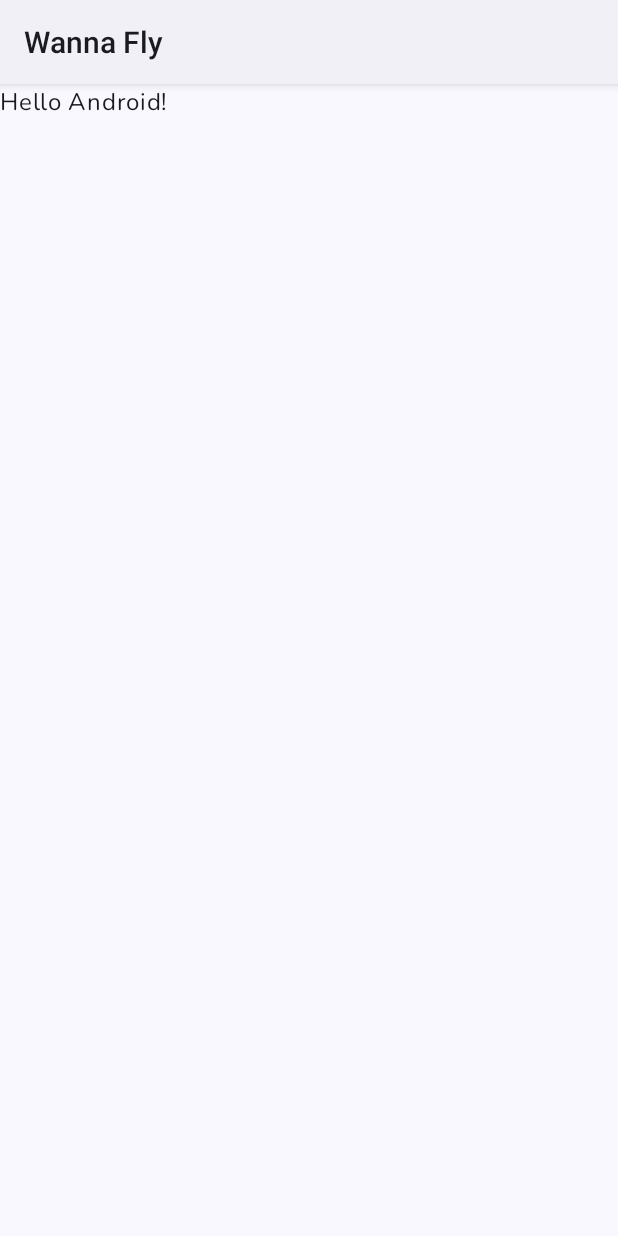
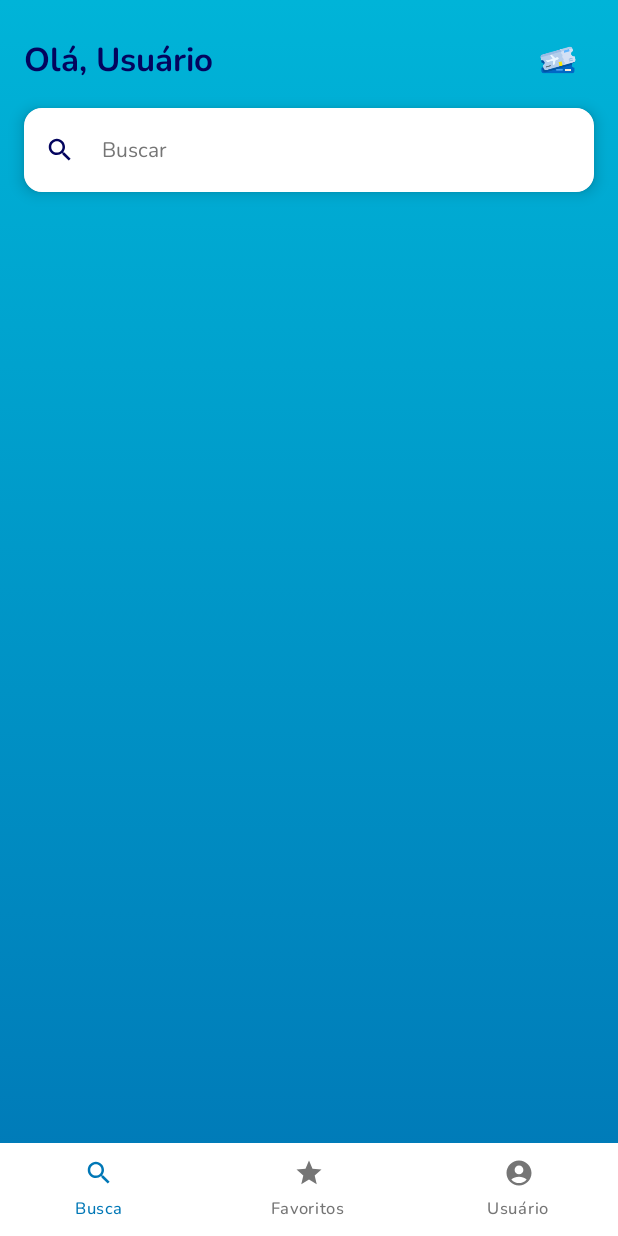
Before and after one commit to eryck/wannafly, an Android app built with Jetpack Compose: the screen it shows after launch (MainActivity), on a phone screen of 412 x 824 dp. Run offline under Robolectric (Android 15) with nearby library versions, the phone set to English and light mode, and no system bars.

Commit message:
[ADD] Home and Navigation

```diff
--- a/app/build.gradle.kts
+++ b/app/build.gradle.kts
@@ -2,6 +2,7 @@ plugins {
     alias(libs.plugins.android.application)
     alias(libs.plugins.jetbrains.kotlin.android)
     alias(libs.plugins.compose.compiler)
+    alias(libs.plugins.gsm.google.services)
 }
 
 android {
@@ -68,4 +69,6 @@ dependencies {
     debugImplementation(libs.androidx.ui.tooling)
     debugImplementation(libs.androidx.ui.test.manifest)
     implementation(libs.androidx.core.splashscreen)
+    implementation(libs.androidx.navigation.compose)
+    implementation(libs.koin.android)
 }
--- a/app/src/main/AndroidManifest.xml
+++ b/app/src/main/AndroidManifest.xml
@@ -3,6 +3,7 @@
     xmlns:tools="http://schemas.android.com/tools">
 
     <application
+        android:name=".WannaFlyApplication"
         android:allowBackup="true"
         android:dataExtractionRules="@xml/data_extraction_rules"
         android:fullBackupContent="@xml/backup_rules"
--- a/app/src/main/java/com/example/wannafly/MainActivity.kt
+++ b/app/src/main/java/com/example/wannafly/MainActivity.kt
@@ -3,47 +3,30 @@ package com.example.wannafly
 import android.os.Bundle
 import androidx.activity.ComponentActivity
 import androidx.activity.compose.setContent
-import androidx.activity.enableEdgeToEdge
+import androidx.compose.foundation.background
+import androidx.compose.foundation.layout.Box
 import androidx.compose.foundation.layout.fillMaxSize
-import androidx.compose.foundation.layout.padding
-import androidx.compose.material3.Scaffold
-import androidx.compose.material3.Text
-import androidx.compose.runtime.Composable
+import androidx.compose.material3.MaterialTheme
 import androidx.compose.ui.Modifier
-import androidx.compose.ui.tooling.preview.Preview
 import androidx.core.splashscreen.SplashScreen.Companion.installSplashScreen
+import com.example.wannafly.presentation.navgraph.NavGraph
+import com.example.wannafly.presentation.navgraph.Route
 import com.example.wannafly.ui.theme.WannaFlyTheme
 
 class MainActivity : ComponentActivity() {
     override fun onCreate(savedInstanceState: Bundle?) {
         super.onCreate(savedInstanceState)
-        enableEdgeToEdge()
         installSplashScreen()
         setContent {
             WannaFlyTheme {
-                Scaffold(modifier = Modifier.fillMaxSize()) { innerPadding ->
-                    Greeting(
-                        name = "Android",
-                        modifier = Modifier.padding(innerPadding)
-                    )
+                Box(
+                    modifier = Modifier
+                        .background(MaterialTheme.colorScheme.background)
+                        .fillMaxSize()
+                ) {
+                    NavGraph(startDestination = Route.WannaFlyNavigation.route)
                 }
             }
         }
     }
 }
-
-@Composable
-fun Greeting(name: String, modifier: Modifier = Modifier) {
-    Text(
-        text = "Hello $name!",
-        modifier = modifier
-    )
-}
-
-@Preview(showBackground = true)
-@Composable
-fun GreetingPreview() {
-    WannaFlyTheme {
-        Greeting("Android")
-    }
-}
--- /dev/null
+++ b/app/src/main/java/com/example/wannafly/WannaFlyApplication.kt
@@ -0,0 +1,17 @@
+package com.example.wannafly
+
+import android.app.Application
+import com.example.wannafly.di.applicationModules
+import org.koin.android.ext.koin.androidContext
+import org.koin.core.context.startKoin
+
+class WannaFlyApplication : Application() {
+    override fun onCreate() {
+        super.onCreate()
+
+        startKoin {
+            androidContext(this@WannaFlyApplication)
+            modules(listOf(applicationModules))
+        }
+    }
+}
--- a/app/src/main/java/com/example/wannafly/di/Modules.kt
+++ b/app/src/main/java/com/example/wannafly/di/Modules.kt
@@ -1,3 +1,9 @@
 package com.example.wannafly.di
 
-// TODO: create module structure here
+import org.koin.dsl.module
+
+private val module = module {
+
+}
+
+val applicationModules = module
--- /dev/null
+++ b/app/src/main/java/com/example/wannafly/presentation/HomeScreen.kt
@@ -0,0 +1,88 @@
+package com.example.wannafly.presentation
+
+import androidx.compose.foundation.Image
+import androidx.compose.foundation.background
+import androidx.compose.foundation.isSystemInDarkTheme
+import androidx.compose.foundation.layout.Column
+import androidx.compose.foundation.layout.Row
+import androidx.compose.foundation.layout.fillMaxSize
+import androidx.compose.foundation.layout.fillMaxWidth
+import androidx.compose.foundation.layout.padding
+import androidx.compose.foundation.layout.size
+import androidx.compose.foundation.layout.statusBarsPadding
+import androidx.compose.foundation.shape.CircleShape
+import androidx.compose.material3.Card
+import androidx.compose.material3.MaterialTheme
+import androidx.compose.material3.Text
+import androidx.compose.runtime.Composable
+import androidx.compose.ui.Alignment
+import androidx.compose.ui.Modifier
+import androidx.compose.ui.draw.clip
+import androidx.compose.ui.graphics.Brush
+import androidx.compose.ui.graphics.Color
+import androidx.compose.ui.res.painterResource
+import androidx.compose.ui.text.font.FontWeight
+import androidx.compose.ui.text.style.TextAlign
+import androidx.compose.ui.tooling.preview.PreviewLightDark
+import androidx.compose.ui.unit.dp
+import com.example.wannafly.R
+import com.example.wannafly.presentation.common.SearchBar
+import com.example.wannafly.ui.theme.AccentBlue
+import com.example.wannafly.ui.theme.Blue
+import com.example.wannafly.ui.theme.DarkBlue
+
+
+@PreviewLightDark
+@Composable
+fun HomeScreen(
+    modifier: Modifier = Modifier
+) {
+    val brushDark = Brush.verticalGradient(listOf(DarkBlue, Blue))
+    val brushLight = Brush.verticalGradient(listOf(AccentBlue, Blue))
+    Column(
+        modifier = modifier
+            .fillMaxSize()
+            .background(if (isSystemInDarkTheme()) brushDark else brushLight)
+            .statusBarsPadding()
+    ) {
+        Row(
+            modifier = Modifier
+                .fillMaxWidth()
+                .padding(start = 16.dp, end = 16.dp, bottom = 8.dp, top = 16.dp),
+            verticalAlignment = Alignment.CenterVertically
+        ) {
+            Column(
+                modifier = Modifier.weight(1f)
+            ) {
+                Text(
+                    text = "Olá, ".plus("Usuário"),
+                    style = MaterialTheme.typography.titleLarge,
+                    fontWeight = FontWeight.Black,
+                    textAlign = TextAlign.Center,
+                    color = if (isSystemInDarkTheme()) Color.White else DarkBlue,
+                )
+            }
+            Image(
+                painter = painterResource(id = R.mipmap.ic_plane_ticket_foreground),
+                modifier = Modifier
+                    .clip(CircleShape)
+                    .size(48.dp),
+                contentDescription = null,
+            )
+        }
+        SearchBar(
+            modifier = Modifier
+                .padding(horizontal = 20.dp)
+                .fillMaxWidth(),
+            text = "",
+            readOnly = true,
+            onValueChange = {},
+            onSearch = {},
+            onClick = {}
+        )
+        Card(
+            modifier = Modifier.padding(start = 16.dp, end = 16.dp)
+        ) {
+        }
+    }
+}
--- /dev/null
+++ b/app/src/main/java/com/example/wannafly/presentation/common/SearchBar.kt
@@ -0,0 +1,115 @@
+package com.example.wannafly.presentation.common
+
+import android.content.res.Configuration.UI_MODE_NIGHT_YES
+import androidx.compose.foundation.interaction.MutableInteractionSource
+import androidx.compose.foundation.interaction.collectIsPressedAsState
+import androidx.compose.foundation.layout.Box
+import androidx.compose.foundation.layout.fillMaxWidth
+import androidx.compose.foundation.layout.padding
+import androidx.compose.foundation.layout.size
+import androidx.compose.foundation.text.KeyboardActions
+import androidx.compose.foundation.text.KeyboardOptions
+import androidx.compose.material.icons.Icons
+import androidx.compose.material.icons.filled.Search
+import androidx.compose.material3.Card
+import androidx.compose.material3.CardDefaults
+import androidx.compose.material3.Icon
+import androidx.compose.material3.MaterialTheme
+import androidx.compose.material3.Text
+import androidx.compose.material3.TextField
+import androidx.compose.material3.TextFieldDefaults
+import androidx.compose.runtime.Composable
+import androidx.compose.runtime.LaunchedEffect
+import androidx.compose.runtime.remember
+import androidx.compose.ui.Modifier
+import androidx.compose.ui.graphics.Color
+import androidx.compose.ui.text.input.ImeAction
+import androidx.compose.ui.tooling.preview.Preview
+import androidx.compose.ui.unit.dp
+import com.example.wannafly.ui.theme.DarkBlue
+import com.example.wannafly.ui.theme.SecondaryText
+import com.example.wannafly.ui.theme.WannaFlyTheme
+
+@Composable
+fun SearchBar(
+    modifier: Modifier = Modifier,
+    text: String,
+    readOnly: Boolean,
+    onClick: (() -> Unit)? = null,
+    onValueChange: (String) -> Unit,
+    onSearch: () -> Unit
+) {
+
+    val interactionSource = remember {
+        MutableInteractionSource()
+    }
+    val isClicked = interactionSource.collectIsPressedAsState().value
+    LaunchedEffect(key1 = isClicked) {
+        if (isClicked) {
+            onClick?.invoke()
+        }
+    }
+
+    Card(
+        modifier = Modifier
+            .fillMaxWidth()
+            .padding(start = 16.dp, end = 16.dp),
+        elevation = CardDefaults.cardElevation(
+            defaultElevation = 6.dp
+        ),
+    ) {
+        Box {
+            TextField(
+                modifier = Modifier
+                    .fillMaxWidth(),
+                value = text,
+                onValueChange = onValueChange,
+                readOnly = readOnly,
+                leadingIcon = {
+                    Icon(
+                        imageVector = Icons.Default.Search,
+                        contentDescription = null,
+                        modifier = Modifier.size(20.dp),
+                        tint = DarkBlue
+                    )
+                },
+                placeholder = {
+                    Text(
+                        text = "Buscar",
+                        style = MaterialTheme.typography.bodySmall,
+                        color = SecondaryText
+                    )
+                },
+                shape = MaterialTheme.shapes.medium,
+
+                colors = TextFieldDefaults.colors(
+                    focusedContainerColor = Color.White,
+                    unfocusedContainerColor = Color.White,
+                    disabledIndicatorColor = Color.Transparent,
+                    errorIndicatorColor = Color.Transparent,
+                    focusedIndicatorColor = Color.Transparent,
+                    unfocusedIndicatorColor = Color.Transparent
+                ),
+                singleLine = true,
+                keyboardOptions = KeyboardOptions(imeAction = ImeAction.Search),
+                keyboardActions = KeyboardActions(
+                    onSearch = {
+                        onSearch()
+                    }
+                ),
+                textStyle = MaterialTheme.typography.bodySmall,
+                interactionSource = interactionSource
+            )
+        }
+    }
+}
+
+@Preview(showBackground = true)
+@Preview(showBackground = true, uiMode = UI_MODE_NIGHT_YES)
+@Composable
+fun SearchBarPreview() {
+    WannaFlyTheme {
+        SearchBar(text = "", onValueChange = {}, readOnly = false) {
+        }
+    }
+}
--- /dev/null
+++ b/app/src/main/java/com/example/wannafly/presentation/navgraph/NavGraph.kt
@@ -0,0 +1,26 @@
+package com.example.wannafly.presentation.navgraph
+
+import androidx.compose.runtime.Composable
+import androidx.navigation.compose.NavHost
+import androidx.navigation.compose.composable
+import androidx.navigation.compose.rememberNavController
+import androidx.navigation.navigation
+import com.example.wannafly.presentation.navigation.WannaFlyNavigator
+
+@Composable
+fun NavGraph(
+    startDestination: String
+) {
+    val navController = rememberNavController()
+    NavHost(navController = navController, startDestination = startDestination){
+
+        navigation(
+            route = Route.WannaFlyNavigation.route,
+            startDestination = Route.WannaFlyNavigatorScreen.route
+        ) {
+            composable(route = Route.WannaFlyNavigatorScreen.route){
+                WannaFlyNavigator()
+            }
+        }
+    }
+}
--- /dev/null
+++ b/app/src/main/java/com/example/wannafly/presentation/navgraph/Route.kt
@@ -0,0 +1,11 @@
+package com.example.wannafly.presentation.navgraph
+
+sealed class Route(
+    val route: String
+){
+    object HomeScreen : Route(route = "homeScreen")
+    object FavoriteScreen : Route(route = "FavoriteScreen")
+    object UserScreen : Route(route = "UserScreen")
+    object WannaFlyNavigation : Route(route = "WannaFlyNavigation")
+    object WannaFlyNavigatorScreen : Route(route = "WannaFlyNavigator")
+}
--- /dev/null
+++ b/app/src/main/java/com/example/wannafly/presentation/navigation/WannaFlyBottomNavigation.kt
@@ -0,0 +1,89 @@
+package com.example.wannafly.presentation.navigation
+
+import androidx.compose.foundation.layout.Column
+import androidx.compose.foundation.layout.Spacer
+import androidx.compose.foundation.layout.fillMaxWidth
+import androidx.compose.foundation.layout.height
+import androidx.compose.foundation.layout.heightIn
+import androidx.compose.foundation.layout.size
+import androidx.compose.material.icons.Icons
+import androidx.compose.material.icons.filled.AccountCircle
+import androidx.compose.material.icons.filled.Search
+import androidx.compose.material.icons.filled.Star
+import androidx.compose.material3.Icon
+import androidx.compose.material3.MaterialTheme
+import androidx.compose.material3.NavigationBar
+import androidx.compose.material3.NavigationBarItem
+import androidx.compose.material3.NavigationBarItemDefaults
+import androidx.compose.material3.Text
+import androidx.compose.runtime.Composable
+import androidx.compose.ui.Alignment.Companion.CenterHorizontally
+import androidx.compose.ui.Modifier
+import androidx.compose.ui.graphics.Color
+import androidx.compose.ui.graphics.vector.ImageVector
+import androidx.compose.ui.tooling.preview.PreviewLightDark
+import androidx.compose.ui.unit.dp
+import com.example.wannafly.ui.theme.Blue
+import com.example.wannafly.ui.theme.SecondaryText
+import com.example.wannafly.ui.theme.WannaFlyTheme
+
+@Composable
+fun NewsBottomNavigation(
+    items: List<BottomNavigationItem>,
+    selectedItem: Int,
+    onItemClick: (Int) -> Unit
+) {
+    NavigationBar(
+        modifier = Modifier
+            .fillMaxWidth()
+    //            .padding(start = 8.dp, end = 8.dp, bottom = 8.dp)
+            .heightIn(min = 52.dp, max = 62.dp),
+//            .border(1.dp, Color.Transparent, RoundedCornerShape(16.dp))
+//            .clip(RoundedCornerShape(16.dp)),
+        containerColor = Color.White,
+        tonalElevation = 16.dp
+    ) {
+        items.forEachIndexed { index, item ->
+            NavigationBarItem(
+                selected = index == selectedItem,
+                onClick = { onItemClick(index) },
+                icon = {
+                    Column(horizontalAlignment = CenterHorizontally) {
+                        Icon(
+                            imageVector = item.imageVector,
+                            contentDescription = null,
+                            modifier = Modifier.size(20.dp),
+                        )
+                        Spacer(modifier = Modifier.height(6.dp))
+                        Text(text = item.text, style = MaterialTheme.typography.labelSmall)
+                    }
+                },
+                colors = NavigationBarItemDefaults.colors(
+                    selectedIconColor = Blue,
+                    selectedTextColor = Blue,
+                    unselectedIconColor = SecondaryText,
+                    unselectedTextColor = SecondaryText,
+                    indicatorColor = Color.Transparent
+                ),
+            )
+        }
+    }
+}
+
+data class BottomNavigationItem(
+//    @DrawableRes val icon: Int,
+    val imageVector: ImageVector,
+    val text: String
+)
+
+@PreviewLightDark
+@Composable
+fun NewsBottomNavigationPreview() {
+    WannaFlyTheme(dynamicColor = false) {
+        NewsBottomNavigation(items = listOf(
+            BottomNavigationItem(imageVector = Icons.Default.Search, text = "Busca"),
+            BottomNavigationItem(imageVector = Icons.Default.Star, text = "Favoritos"),
+            BottomNavigationItem(imageVector = Icons.Default.AccountCircle, text = "Usuário")
+        ), selectedItem = 0, onItemClick = {})
+    }
+}
--- /dev/null
+++ b/app/src/main/java/com/example/wannafly/presentation/navigation/WannaFlyNavigator.kt
@@ -0,0 +1,125 @@
+package com.example.wannafly.presentation.navigation
+
+import androidx.activity.compose.BackHandler
+import androidx.compose.foundation.layout.fillMaxSize
+import androidx.compose.foundation.layout.padding
+import androidx.compose.material.icons.Icons
+import androidx.compose.material.icons.filled.AccountCircle
+import androidx.compose.material.icons.filled.Search
+import androidx.compose.material.icons.filled.Star
+import androidx.compose.material3.Scaffold
+import androidx.compose.runtime.Composable
+import androidx.compose.runtime.getValue
+import androidx.compose.runtime.mutableStateOf
+import androidx.compose.runtime.remember
+import androidx.compose.runtime.saveable.rememberSaveable
+import androidx.compose.runtime.setValue
+import androidx.compose.ui.Modifier
+import androidx.navigation.NavController
+import androidx.navigation.compose.NavHost
+import androidx.navigation.compose.composable
+import androidx.navigation.compose.currentBackStackEntryAsState
+import androidx.navigation.compose.rememberNavController
+import com.example.wannafly.presentation.HomeScreen
+import com.example.wannafly.presentation.navgraph.Route
+
+@Composable
+fun WannaFlyNavigator() {
+    val bottomNavigationItems = remember {
+        listOf(
+            BottomNavigationItem(imageVector = Icons.Default.Search, text = "Busca"),
+            BottomNavigationItem(imageVector = Icons.Default.Star, text = "Favoritos"),
+            BottomNavigationItem(imageVector = Icons.Default.AccountCircle, text = "Usuário"),
+        )
+    }
+
+    val navController = rememberNavController()
+    val backStackState = navController.currentBackStackEntryAsState().value
+    var selectedItem by rememberSaveable {
+        mutableStateOf(0)
+    }
+    selectedItem = when (backStackState?.destination?.route) {
+        Route.HomeScreen.route -> 0
+        else -> 0
+    }
+
+    val isBottomBarVisible = remember(key1 = backStackState) {
+        backStackState?.destination?.route == Route.HomeScreen.route ||
+                backStackState?.destination?.route == Route.FavoriteScreen.route ||
+                backStackState?.destination?.route == Route.UserScreen.route
+    }
+
+    Scaffold(
+        modifier = Modifier.fillMaxSize(),
+        bottomBar = {
+            if (isBottomBarVisible) {
+                NewsBottomNavigation(
+                    items = bottomNavigationItems,
+                    selectedItem = selectedItem,
+                    onItemClick = { index ->
+                        when (index) {
+                            0 -> navigateToTab(
+                                navController = navController,
+                                route = Route.HomeScreen.route
+                            )
+
+                            1 -> navigateToTab(
+                                navController = navController,
+                                route = Route.FavoriteScreen.route
+                            )
+
+                            2 -> navigateToTab(
+                                navController = navController,
+                                route = Route.UserScreen.route
+                            )
+                        }
+                    }
+                )
+            }
+        }) {
+        val bottomPadding = it.calculateBottomPadding()
+        NavHost(
+            navController = navController,
+            startDestination = Route.HomeScreen.route,
+//            modifier = Modifier.padding(bottom = bottomPadding)
+        ) {
+            composable(route = Route.HomeScreen.route) { backStackEntry ->
+                HomeScreen(
+                    Modifier.padding()
+                )
+            }
+            composable(route = Route.FavoriteScreen.route) { backStackEntry ->
+                HomeScreen( //TODO Change
+                    Modifier.padding()
+                )
+            }
+            composable(route = Route.UserScreen.route) { backStackEntry ->
+                HomeScreen( //TODO Change
+                    Modifier.padding()
+                )
+            }
+        }
+    }
+}
+
+@Composable
+fun OnBackClickStateSaver(navController: NavController) {
+    BackHandler(true) {
+        navigateToTab(
+            navController = navController,
+            route = Route.HomeScreen.route
+        )
+    }
+}
+
+private fun navigateToTab(navController: NavController, route: String) {
+    navController.navigate(route) {
+        navController.graph.startDestinationRoute?.let { screen_route ->
+            popUpTo(screen_route) {
+                saveState = true
+            }
+        }
+        launchSingleTop = true
+        restoreState = true
+    }
+}
--- a/app/src/main/java/com/example/wannafly/ui/theme/Theme.kt
+++ b/app/src/main/java/com/example/wannafly/ui/theme/Theme.kt
@@ -1,5 +1,6 @@
 package com.example.wannafly.ui.theme
 
+import android.app.Activity
 import android.os.Build
 import androidx.compose.foundation.isSystemInDarkTheme
 import androidx.compose.material3.MaterialTheme
@@ -8,7 +9,10 @@ import androidx.compose.material3.dynamicDarkColorScheme
 import androidx.compose.material3.dynamicLightColorScheme
 import androidx.compose.material3.lightColorScheme
 import androidx.compose.runtime.Composable
+import androidx.compose.runtime.SideEffect
+import androidx.compose.ui.graphics.toArgb
 import androidx.compose.ui.platform.LocalContext
+import androidx.compose.ui.platform.LocalView
 
 private val DarkColorScheme = darkColorScheme(
     primary = DarkBlue,
@@ -51,6 +55,12 @@ fun WannaFlyTheme(
         else -> LightColorScheme
     }
 
+    val view = LocalView.current
+    SideEffect {
+        val window = (view.context as Activity).window
+        window.statusBarColor = if (darkTheme) DarkBlue.toArgb() else AccentBlue.toArgb()
+    }
+
     MaterialTheme(
         colorScheme = colorScheme,
         typography = Typography,
--- a/app/src/main/java/com/example/wannafly/ui/theme/Type.kt
+++ b/app/src/main/java/com/example/wannafly/ui/theme/Type.kt
@@ -57,6 +57,10 @@ val Typography = Typography(
         lineHeight = 24.sp,
         letterSpacing = 0.5.sp
     ),
+    bodySmall = TextStyle(
+        fontFamily = Nunito,
+        fontWeight = FontWeight.Normal,
+    ),
     bodyMedium = TextStyle(
         fontFamily = Nunito,
         fontWeight = FontWeight.Normal,
@@ -64,7 +68,7 @@ val Typography = Typography(
     ),
     titleLarge = TextStyle(
         fontFamily = Nunito,
-        fontWeight = FontWeight.Normal,
+        fontWeight = FontWeight.Bold,
         fontSize = 22.sp,
         lineHeight = 28.sp,
         letterSpacing = 0.sp
--- a/gradle/libs.versions.toml
+++ b/gradle/libs.versions.toml
@@ -1,6 +1,7 @@
 [versions]
 agp = "8.5.2"
 coreSplashscreen = "1.0.1"
+koinAndroid = "3.5.6"
 kotlin = "2.0.21"
 coreKtx = "1.13.1"
 junit = "4.13.2"
@@ -9,10 +10,13 @@ espressoCore = "3.6.1"
 lifecycleRuntimeKtx = "2.8.7"
 activityCompose = "1.9.3"
 composeBom = "2024.10.01"
+googleServices = "4.4.2"
+navigationCompose = "2.8.4"
 
 [libraries]
 androidx-core-ktx = { group = "androidx.core", name = "core-ktx", version.ref = "coreKtx" }
 androidx-core-splashscreen = { module = "androidx.core:core-splashscreen", version.ref = "coreSplashscreen" }
+androidx-navigation-compose = { module = "androidx.navigation:navigation-compose", version.ref = "navigationCompose" }
 junit = { group = "junit", name = "junit", version.ref = "junit" }
 androidx-junit = { group = "androidx.test.ext", name = "junit", version.ref = "junitVersion" }
 androidx-espresso-core = { group = "androidx.test.espresso", name = "espresso-core", version.ref = "espressoCore" }
@@ -26,8 +30,10 @@ androidx-ui-tooling-preview = { group = "androidx.compose.ui", name = "ui-toolin
 androidx-ui-test-manifest = { group = "androidx.compose.ui", name = "ui-test-manifest" }
 androidx-ui-test-junit4 = { group = "androidx.compose.ui", name = "ui-test-junit4" }
 androidx-material3 = { group = "androidx.compose.material3", name = "material3" }
+koin-android = { module = "io.insert-koin:koin-android", version.ref = "koinAndroid" }
 
 [plugins]
 android-application = { id = "com.android.application", version.ref = "agp" }
 jetbrains-kotlin-android = { id = "org.jetbrains.kotlin.android", version.ref = "kotlin" }
 compose-compiler = { id = "org.jetbrains.kotlin.plugin.compose", version.ref = "kotlin" }
+gsm-google-services = { id = "com.google.gms.google-services", version.ref = "googleServices"}
```
